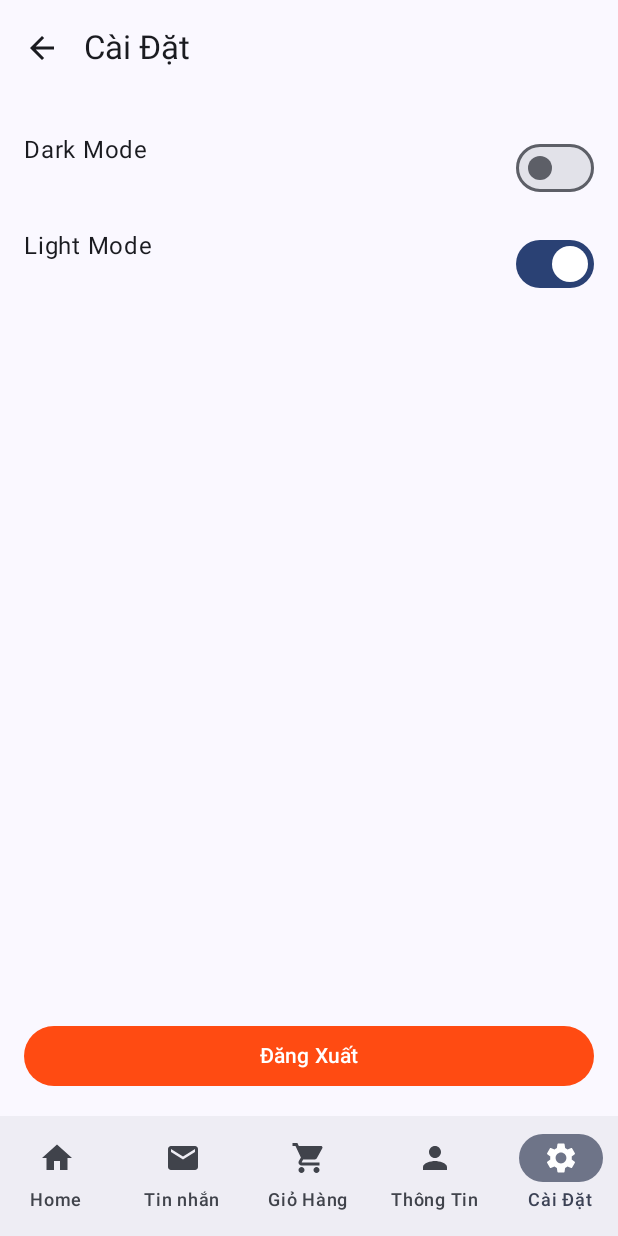
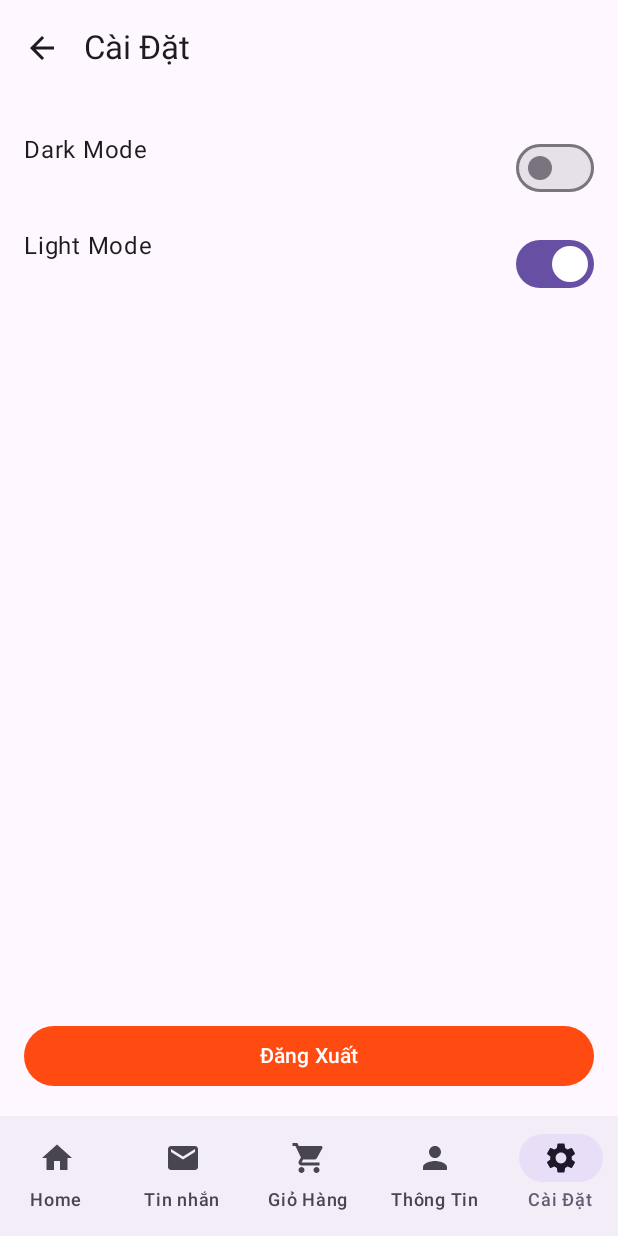
Before and after one commit to Thuha104/DoAnLTDD, an Android app built with Jetpack Compose: the HomeScreen screen opened through its navigation route, item 5 of the bottom bar chosen, on a phone screen of 412 x 824 dp. Run offline under Robolectric (Android 15) with nearby library versions, the phone set to English and light mode, and no system bars; pictures from the network do not load.

```diff
--- a/app/src/main/java/com/example/doanltd/Api/ApiService.kt
+++ b/app/src/main/java/com/example/doanltd/Api/ApiService.kt
@@ -31,7 +31,7 @@ interface ApiService{
 object RetrofitInstance{
     val api:ApiService by lazy {
         Retrofit.Builder()
-            .baseUrl("http://192.168.x.x/restful_api_php/api/")
+            .baseUrl("http://192.168.1.11/restful_api_php/api/")
             .addConverterFactory(GsonConverterFactory.create(GsonBuilder().setLenient().create()))
             .build()
             .create(ApiService::class.java)
--- a/app/src/main/java/com/example/doanltd/Screen/HomeScreen.kt
+++ b/app/src/main/java/com/example/doanltd/Screen/HomeScreen.kt
@@ -20,6 +20,7 @@ import androidx.compose.runtime.*
 import androidx.compose.ui.Alignment
 import androidx.compose.ui.Modifier
 import androidx.compose.ui.draw.clip
+import androidx.compose.ui.focus.onFocusChanged
 import androidx.compose.ui.graphics.Color
 import androidx.compose.ui.res.painterResource
 import androidx.compose.ui.text.font.FontWeight
@@ -30,13 +31,35 @@ import androidx.navigation.NavController
 import coil.compose.AsyncImage
 import com.example.doanltd.Navigation.Screen
 import com.example.doanltd.R
+import java.text.NumberFormat
+import java.util.*
 
 @OptIn(ExperimentalMaterial3Api::class)
 @Composable
-fun HomeScreen(navController: NavController,viewModel: SanPhamViewModel =viewModel()) {
-    val SanPhams by remember { derivedStateOf { viewModel.posts } }
+fun HomeScreen(navController: NavController, viewModel: SanPhamViewModel = viewModel()) {
+    var searchQuery by remember { mutableStateOf("") }
+    var isSearching by remember { mutableStateOf(false) }
+    var resetHome by remember { mutableStateOf(false) }
+    val sanPhams by remember { derivedStateOf { viewModel.posts } }
+    val loaiSps by remember { derivedStateOf { viewModel.loaisanphams } }
 
-    val LoaiSps by remember { derivedStateOf { viewModel.loaisanphams } }
+    // Reset Home when clicked on Home Button
+    if (resetHome) {
+        searchQuery = ""
+        isSearching = false
+        resetHome = false
+    }
+
+    fun normalize(text: String): String {
+        val regex = "\\p{InCombiningDiacriticalMarks}+".toRegex()
+        val temp = java.text.Normalizer.normalize(text, java.text.Normalizer.Form.NFD)
+        return regex.replace(temp, "").lowercase()
+    }
+
+    val filteredSanPhams = sanPhams.filter {
+        normalize(it.TenSp).contains(normalize(searchQuery)) ||
+                normalize(it.MoTa).contains(normalize(searchQuery))
+    }
 
     Scaffold(
         bottomBar = {
@@ -45,32 +68,31 @@ fun HomeScreen(navController: NavController,viewModel: SanPhamViewModel =viewMod
                     icon = { Icon(Icons.Default.Home, contentDescription = "Home") },
                     label = { Text("Home") },
                     selected = true,
-                    onClick = { }
+                    onClick = { resetHome = true }
                 )
                 NavigationBarItem(
                     icon = { Icon(Icons.Default.Email, contentDescription = "Tin Nhắn") },
                     label = { Text("Tin nhắn") },
                     selected = false,
-                    onClick = { navController.navigate(Screen.Mesage.route)}
+                    onClick = { navController.navigate(Screen.Mesage.route) }
                 )
                 NavigationBarItem(
                     icon = { Icon(Icons.Default.ShoppingCart, contentDescription = "Giỏ Hàng") },
                     label = { Text("Giỏ Hàng") },
                     selected = false,
-                    onClick = {navController.navigate(Screen.Cart.route)}
+                    onClick = { navController.navigate(Screen.Cart.route) }
                 )
                 NavigationBarItem(
                     icon = { Icon(Icons.Default.Person, contentDescription = "Thông Tin") },
                     label = { Text("Thông Tin") },
                     selected = false,
-                    onClick = { navController.navigate(Screen.Profile.route)
-                    }
+                    onClick = { navController.navigate(Screen.Profile.route) }
                 )
                 NavigationBarItem(
                     icon = { Icon(Icons.Default.Settings, contentDescription = "Cài Đặt") },
                     label = { Text("Cài Đặt") },
                     selected = false,
-                    onClick = {navController.navigate(Screen.Setting.route) }
+                    onClick = { navController.navigate(Screen.Setting.route) }
                 )
             }
         }
@@ -87,7 +109,6 @@ fun HomeScreen(navController: NavController,viewModel: SanPhamViewModel =viewMod
                 horizontalArrangement = Arrangement.SpaceBetween,
                 verticalAlignment = Alignment.CenterVertically
             ) {
-
                 Column {
                     Text(
                         "Út Khờ Snack",
@@ -113,80 +134,60 @@ fun HomeScreen(navController: NavController,viewModel: SanPhamViewModel =viewMod
                     )
                 }
             }
-            OutlinedTextField(
-                value = "",
-                onValueChange = { },
+
+            // Search Bar
+            Row(
                 modifier = Modifier
                     .fillMaxWidth()
                     .padding(vertical = 16.dp),
+                verticalAlignment = Alignment.CenterVertically
+            ) {
+                OutlinedTextField(
+                    value = searchQuery,
+                    onValueChange = { searchQuery = it },
+                    modifier = Modifier
+                        .weight(1f)
+                        .onFocusChanged { focusState -> isSearching = focusState.isFocused },
                     placeholder = { Text("Tìm Kiếm") },
-                leadingIcon = { Icon(Icons.Default.Search, contentDescription = "Search") },
                     shape = RoundedCornerShape(12.dp),
                     singleLine = true
                 )
+                if (isSearching) {
+                    IconButton(
+                        onClick = { isSearching = false },
+                        modifier = Modifier.padding(start = 8.dp)
+                    ) {
+                        Icon(Icons.Default.Search, contentDescription = "Search")
+                    }
+                }
+            }
 
-
-
-            // Danh Muc
-            Row(
-                modifier = Modifier
-                    .fillMaxWidth()
-                    .padding(vertical = 8.dp),
-                horizontalArrangement = Arrangement.SpaceBetween,
-                verticalAlignment = Alignment.CenterVertically
-            ) {
+            // Category Section
             Text(
                 "Danh Mục",
                 style = MaterialTheme.typography.titleMedium,
-                    fontWeight = FontWeight.Bold
+                fontWeight = FontWeight.Bold,
+                modifier = Modifier.padding(vertical = 8.dp)
             )
-            }
 
-            // Icon Danh Muc
             LazyRow(
                 horizontalArrangement = Arrangement.spacedBy(16.dp),
                 modifier = Modifier.padding(vertical = 8.dp)
             ) {
-                items(LoaiSps) { loaisp ->
-                    CategoryItem(loaisp)
+                items(loaiSps) { loaiSp ->
+                    CategoryItem(loaiSp)
                 }
             }
 
-            // Danh Cho Ban
-            Row(
-                modifier = Modifier
-                    .fillMaxWidth()
-                    .padding(vertical = 8.dp),
-                horizontalArrangement = Arrangement.SpaceBetween,
-                verticalAlignment = Alignment.CenterVertically
-            ) {
-                Text(
-                    "Danh cho bạn",
-                    style = MaterialTheme.typography.titleMedium,
-                    fontWeight = FontWeight.Bold
-                )
-                Row {
-                    repeat(3) { index ->
-                        Box(
-                            modifier = Modifier
-                                .size(8.dp)
-                                .clip(CircleShape)
-                                .background(if (index == 0) Color(0xFFFF4B12) else Color.LightGray)
-                                .padding(end = 4.dp)
-                        )
-                    }
-                }
-            }
-
-            // Danh sach san pham
+            // Product Section
             LazyVerticalGrid(
                 columns = GridCells.Fixed(2),
                 horizontalArrangement = Arrangement.spacedBy(16.dp),
                 verticalArrangement = Arrangement.spacedBy(16.dp),
                 modifier = Modifier.fillMaxWidth()
             ) {
-                items(SanPhams){ sanpham ->
-                    SanPhamItem(sanPham = sanpham,navController=navController)
+                items(if (searchQuery.isNotEmpty()) filteredSanPhams else sanPhams) { sanPham ->
+                    SanPhamItem(sanPham = sanPham, navController = navController)
                 }
             }
         }
@@ -205,9 +206,8 @@ fun CategoryItem(loaiSP: LoaiSP) {
         ) {
             AsyncImage(
                 model = loaiSP.HinhLoai,
-                contentDescription = "Translated description of what the image contains"
+                contentDescription = null
             )
-
         }
         Text(
             text = loaiSP.TenLoai,
@@ -220,68 +220,35 @@ fun CategoryItem(loaiSP: LoaiSP) {
 
 @Composable
 fun SanPhamItem(sanPham: SanPham, navController: NavController) {
+    val formattedPrice = NumberFormat.getInstance(Locale("vi", "VN")).format(sanPham.DonGia)
 
     Card(
         modifier = Modifier.width(160.dp),
         shape = RoundedCornerShape(12.dp),
-        onClick = {  navController.navigate("${Screen.ProductDetail.route}/${sanPham.MaSp}")  }
+        onClick = { navController.navigate("${Screen.ProductDetail.route}/${sanPham.MaSp}") }
     ) {
         Column(modifier = Modifier.padding(8.dp)) {
             AsyncImage(
                 model = sanPham.HinhSp,
-                contentDescription = "Translated description of what the image contains"
+                contentDescription = null
             )
-
-
             Text(
                 text = sanPham.TenSp,
                 style = MaterialTheme.typography.titleSmall,
                 fontWeight = FontWeight.Bold,
                 modifier = Modifier.padding(vertical = 4.dp)
             )
-            Row(
-                verticalAlignment = Alignment.CenterVertically,
-                modifier = Modifier.padding(vertical = 4.dp)
-            ) {
             Text(
-                    text = "• ${sanPham.MoTa}Thơm ngon khó cưỡng",
+                text = "${sanPham.MoTa} Thơm ngon khó cưỡng",
                 style = MaterialTheme.typography.bodySmall,
                 color = Color.Gray,
-                    modifier = Modifier.padding(start = 4.dp)
+                modifier = Modifier.padding(vertical = 4.dp)
             )
-            }
-            Row(
-                horizontalArrangement = Arrangement.SpaceBetween,
-                verticalAlignment = Alignment.CenterVertically,
-                modifier = Modifier.fillMaxWidth()
-            ) {
             Text(
-                    text = "${sanPham.DonGia}VND",
+                text = "$formattedPrice VND",
                 style = MaterialTheme.typography.titleMedium,
                 fontWeight = FontWeight.Bold
-                )
-                IconButton(
-                    onClick = { navController.navigate(Screen.ProductDetail.route) },
-                    modifier = Modifier
-                        .size(32.dp)
-                        .clip(CircleShape)
-                        .background(Color(0xFFFF4B12))
-                ) {
-                    Box(
-                        modifier = Modifier
-                            .fillMaxSize()
-                            .padding(6.dp),
-                        contentAlignment = Alignment.Center
-                    ) {
-                        Icon(
-                            Icons.Default.Add,
-                            contentDescription = "Add to cart",
-                            tint = Color.White,
-                            modifier = Modifier.size(16.dp)
             )
         }
     }
 }
-        }
-    }
-}
--- a/app/src/main/java/com/example/doanltd/Screen/LoginScreen.kt
+++ b/app/src/main/java/com/example/doanltd/Screen/LoginScreen.kt
@@ -100,7 +100,7 @@ fun LoginScreen(navController: NavController,viewModel: AuthViewModel= androidx.
             OutlinedTextField(
                 value = TKNgD,
                 onValueChange = { TKNgD = it },
-                label = { Text("Email") },
+                label = { Text("Tên đăng nhập") },
                 modifier = Modifier
                     .fillMaxWidth()
                     .padding(vertical = 8.dp),
@@ -142,7 +142,7 @@ fun LoginScreen(navController: NavController,viewModel: AuthViewModel= androidx.
                 modifier = Modifier.padding(vertical = 16.dp),
                 verticalAlignment = Alignment.CenterVertically
             ) {
-                Text("Bạn chưa có tài khoản")
+                Text("Bạn chưa có tài khoản? ")
                 Text(
                     "Đăng ký ngay",
                     color = Color(0xFFFF4B12),
--- a/app/src/main/java/com/example/doanltd/Screen/SettingScreen.kt
+++ b/app/src/main/java/com/example/doanltd/Screen/SettingScreen.kt
@@ -14,9 +14,12 @@ import com.example.doanltd.Navigation.Screen
 @OptIn(ExperimentalMaterial3Api::class)
 @Composable
 fun SettingScreen(navController: NavController) {
-    var darkMode by remember { mutableStateOf(false) }
-    var lightMode by remember { mutableStateOf(true) }
+    var isDarkMode by remember { mutableStateOf(false) } // Quản lý trạng thái giao diện
 
+    // Cập nhật MaterialTheme với chế độ sáng/tối
+    MaterialTheme(
+        colorScheme = if (isDarkMode) darkColorScheme() else lightColorScheme()
+    ) {
         Scaffold(
             topBar = {
                 TopAppBar(
@@ -58,7 +61,7 @@ fun SettingScreen(navController: NavController) {
                         icon = { Icon(Icons.Default.Settings, contentDescription = "Cài Đặt") },
                         label = { Text("Cài Đặt") },
                         selected = true,
-                    onClick = { navController.navigate(Screen.Setting.route)}
+                        onClick = { navController.navigate(Screen.Setting.route) }
                     )
                 }
             }
@@ -78,12 +81,14 @@ fun SettingScreen(navController: NavController) {
                 ) {
                     Text("Dark Mode")
                     Switch(
-                    checked = darkMode,
-                    onCheckedChange = { darkMode = it }
+                        checked = isDarkMode,
+                        onCheckedChange = {
+                            isDarkMode = it // Bật chế độ tối
+                        }
                     )
                 }
 
-            // Light Mode Switch
+                // Light Mode Switch (Tự động đồng bộ với Dark Mode)
                 Row(
                     modifier = Modifier
                         .fillMaxWidth()
@@ -92,8 +97,10 @@ fun SettingScreen(navController: NavController) {
                 ) {
                     Text("Light Mode")
                     Switch(
-                    checked = lightMode,
-                    onCheckedChange = { lightMode = it }
+                        checked = !isDarkMode,
+                        onCheckedChange = {
+                            isDarkMode = !it // Bật chế độ sáng
+                        }
                     )
                 }
 
@@ -114,3 +121,4 @@ fun SettingScreen(navController: NavController) {
             }
         }
     }
+}
```
Lines whose indentation alone changed are shown as unchanged.
